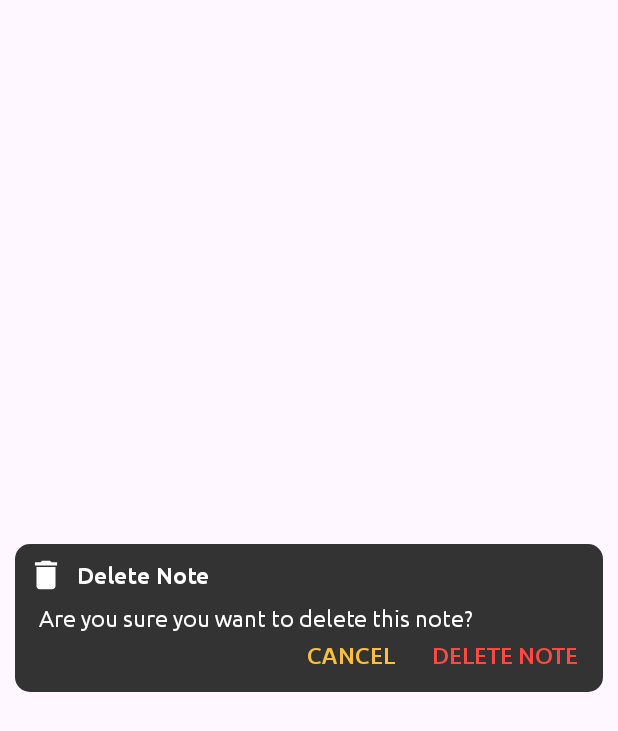
After one commit to Kuwakku/NoteAppAndroid, an Android app: the layout layout_delete_note.xml on its own in the app's theme, with its tools: preview values and no code run, on a phone screen of 412 x 824 dp. The commit adds this screen. Shown: the top 731 px of the screen. Run offline under Robolectric (Android 15) with nearby library versions, the phone set to English and light mode, and no system bars.

Commit message:
feat: add function delete note

```diff
--- /dev/null
+++ b/app/src/main/res/layout/layout_delete_note.xml
@@ -0,0 +1,85 @@
+<?xml version="1.0" encoding="utf-8"?>
+<androidx.constraintlayout.widget.ConstraintLayout xmlns:android="http://schemas.android.com/apk/res/android"
+    xmlns:app="http://schemas.android.com/apk/res-auto"
+    android:id="@+id/layoutDeleteNoteContainer"
+    android:layout_width="match_parent"
+    android:layout_height="wrap_content"
+    android:layout_gravity="center"
+    android:layout_margin="10dp"
+    android:background="@drawable/background_dialog">
+
+    <ImageView
+        android:id="@+id/imgDeleteNote"
+        android:layout_width="25dp"
+        android:layout_height="25dp"
+        android:layout_marginStart="8dp"
+        android:layout_marginTop="8dp"
+        android:contentDescription="@string/app_name"
+        android:src="@drawable/ic_delete"
+        app:layout_constraintStart_toStartOf="parent"
+        app:layout_constraintTop_toTopOf="parent"
+        app:tint="@color/colorWhite" />
+
+    <TextView
+        android:layout_width="0dp"
+        android:layout_height="wrap_content"
+        android:layout_marginHorizontal="8dp"
+        android:fontFamily="@font/bold"
+        android:text="Delete Note"
+        android:textColor="@color/colorWhite"
+        android:textSize="15sp"
+        app:layout_constraintBottom_toBottomOf="@id/imgDeleteNote"
+        app:layout_constraintEnd_toEndOf="parent"
+        app:layout_constraintStart_toEndOf="@id/imgDeleteNote"
+        app:layout_constraintTop_toTopOf="@id/imgDeleteNote" />
+
+    <TextView
+        android:id="@+id/textDeleteNoteMessage"
+        android:layout_width="match_parent"
+        android:layout_marginHorizontal="8dp"
+        android:layout_marginTop="8dp"
+        android:fontFamily="@font/regular"
+        android:gravity="center_vertical"
+        android:includeFontPadding="false"
+        android:paddingHorizontal="8dp"
+        android:text="Are you sure you want to delete this note?"
+        android:textColor="@color/colorWhite"
+        android:textSize="15sp"
+        app:layout_constraintTop_toBottomOf="@id/imgDeleteNote"
+        android:layout_height="wrap_content"/>
+
+    <TextView
+        android:id="@+id/textDeleteNote"
+        android:layout_width="wrap_content"
+        android:layout_marginHorizontal="8dp"
+        android:layout_marginBottom="8dp"
+        android:fontFamily="@font/medium"
+        android:includeFontPadding="false"
+        android:padding="8dp"
+        android:text="Delete Note"
+        android:textAllCaps="true"
+        android:textColor="@color/colorDelete"
+        android:textSize="15sp"
+        app:layout_constraintBottom_toBottomOf="parent"
+        app:layout_constraintEnd_toEndOf="parent"
+        app:layout_constraintTop_toBottomOf="@id/textDeleteNoteMessage"
+        android:layout_height="wrap_content"/>
+
+    <TextView
+        android:id="@+id/textCancel"
+        android:layout_marginHorizontal="8dp"
+        android:layout_marginBottom="8dp"
+        android:fontFamily="@font/medium"
+        android:includeFontPadding="false"
+        android:padding="8dp"
+        android:text="Cancel"
+        android:textAllCaps="true"
+        android:textColor="@color/colorAccent"
+        android:textSize="15sp"
+        app:layout_constraintBottom_toBottomOf="parent"
+        app:layout_constraintEnd_toStartOf="@id/textDeleteNote"
+        app:layout_constraintTop_toBottomOf="@id/textDeleteNoteMessage"
+        android:layout_width="wrap_content"
+        android:layout_height="wrap_content"/>
+
+</androidx.constraintlayout.widget.ConstraintLayout>
```
Also changed, not shown: app/src/main/java/com/example/noteappandroid/activities/CreateNoteActivity.java (+57 -8 lines), app/src/main/java/com/example/noteappandroid/activities/MainActivity.java (+11 -6 lines), app/src/main/res/layout/layout_miscellaneous.xml (+30 -0 lines).
